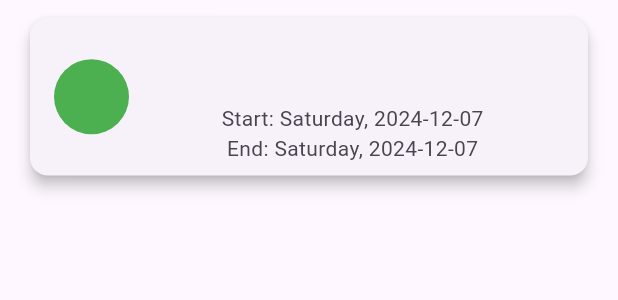
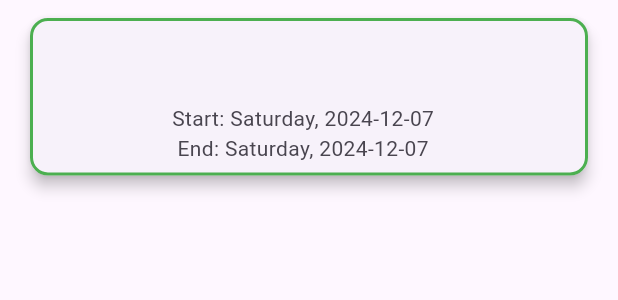
Before and after one commit to HusamAbadi/ConfManSys-MobApp, a Flutter app: the ConferenceTile widget shown alone on an empty page, opened directly with empty values, on a phone screen of 412 x 824 dp. Shown: the top 300 px of the screen. Run offline on Flutter 3.47's test engine with Material 3 defaults, Android fonts, the phone set to English and light mode, and no system bars; our stand-ins replace cloud_firestore, firebase_auth, firebase_core, flutter_spinkit; accounts and stored records are empty.

Commit message:
modified colored circular indicator

```diff
--- a/lib/screens/conferences/conference_tile.dart
+++ b/lib/screens/conferences/conference_tile.dart
@@ -20,27 +20,27 @@ class ConferenceTile extends StatelessWidget {
     DateTime now = DateTime.now();
 
     // Determine the status of the conference
-    Color circleColor;
+    Color cardBorderColor;
     if (now.isBefore(conference.startDate)) {
-      circleColor = Colors.orange; // Upcoming
+      cardBorderColor = Colors.orange; // Upcoming
     } else if (now.isAfter(conference.endDate)) {
-      circleColor = Colors.red; // Ended
+      cardBorderColor = Colors.red; // Ended
     } else {
-      circleColor = Colors.green; // Ongoing
+      cardBorderColor = Colors.green; // Ongoing
     }
 
     return Padding(
       padding: const EdgeInsets.symmetric(vertical: 8.0, horizontal: 16.0),
       child: Card(
-        elevation: 4, // Adds a slight shadow for depth
+        elevation: 4,
+        shape: RoundedRectangleBorder(
+          side: BorderSide(color: cardBorderColor, width: 2.0),
+          borderRadius: BorderRadius.circular(12.0),
+        ),
         child: ListTile(
-          leading: CircleAvatar(
-            radius: 25.0,
-            backgroundColor: circleColor,
-          ),
           title: Text(
             conference.name,
-            textAlign: TextAlign.center, // Center title
+            textAlign: TextAlign.center,
             style: const TextStyle(fontWeight: FontWeight.bold),
           ),
           subtitle: Column(
```
Also changed, not shown: lib/screens/authors/authors_list.dart (+6 -2 lines), lib/screens/days/day_tile.dart (+9 -9 lines), lib/screens/keywords/keywords_list.dart (+6 -2 lines).
